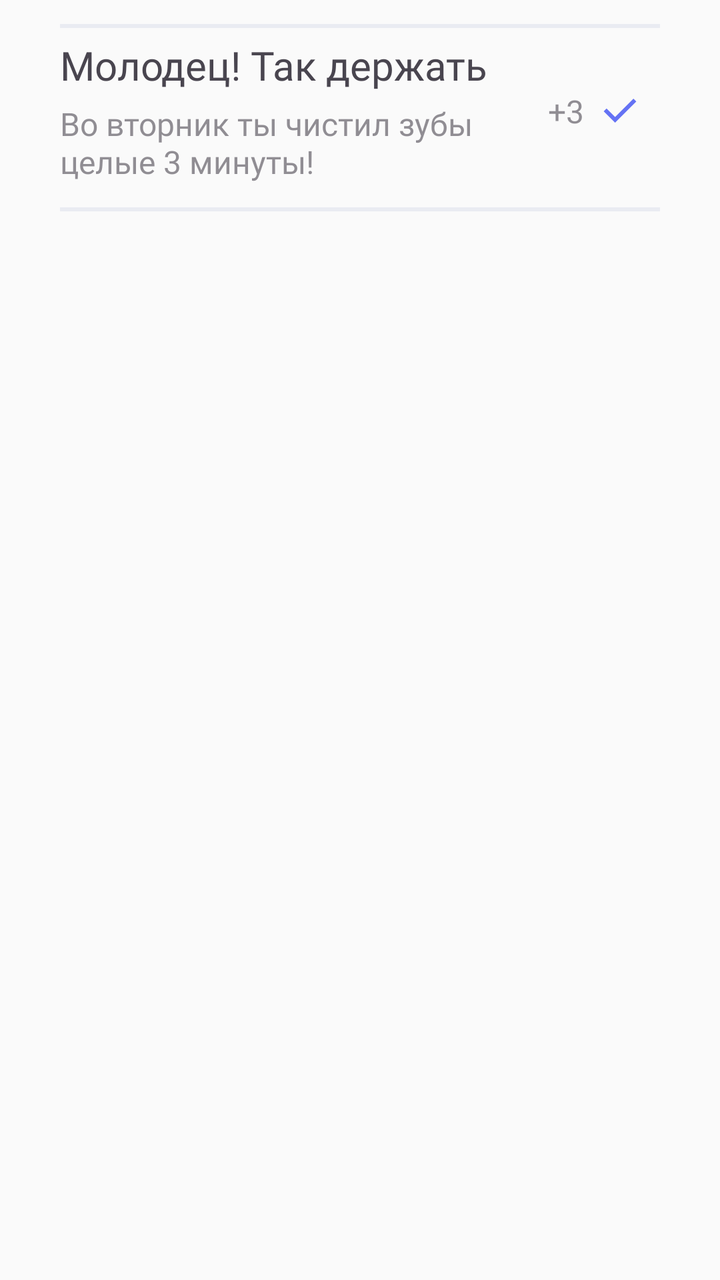
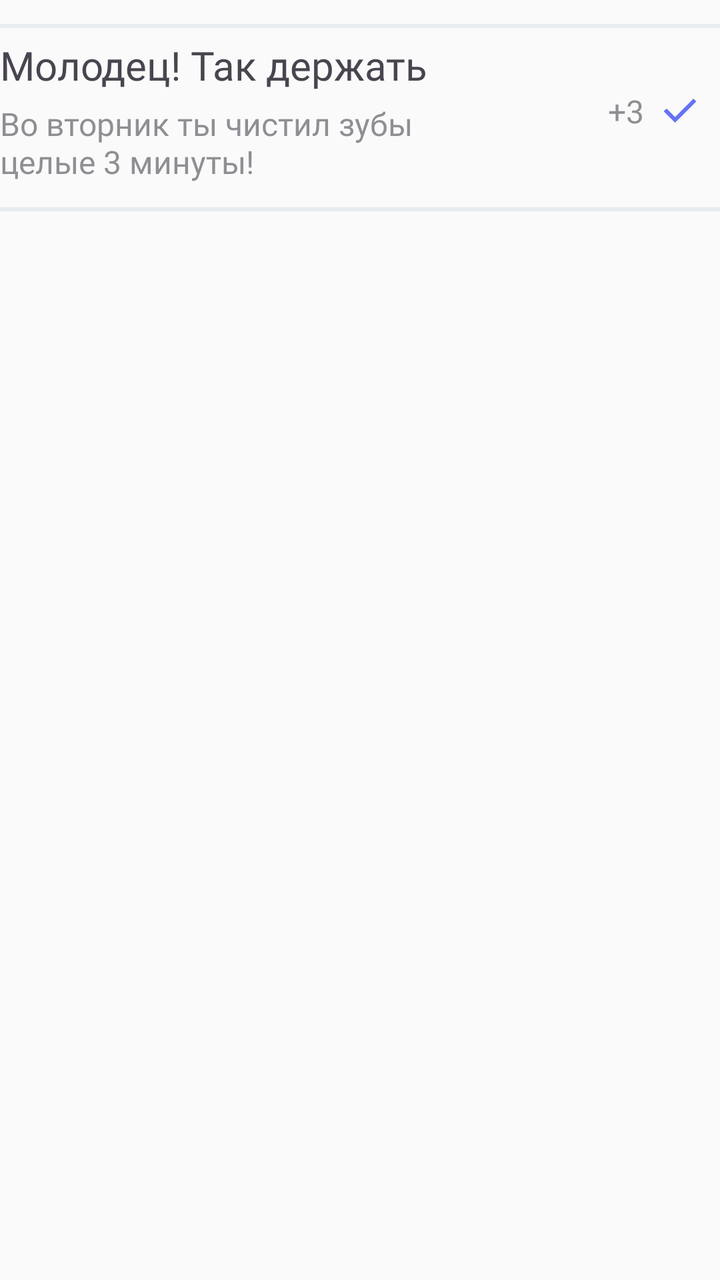

Two renders of the same Android screen: before a commit and after it. Below are the layout's source before the change and the commit's diff.
<!-- AndroidManifest.xml: application theme Theme.Usmeshka_Groovy -->
<!-- res/layout/achievement_fragment.xml -->
<?xml version="1.0" encoding="utf-8"?>
<androidx.constraintlayout.widget.ConstraintLayout xmlns:android="http://schemas.android.com/apk/res/android"
    android:layout_width="match_parent"
    android:layout_height="match_parent"
    xmlns:app="http://schemas.android.com/apk/res-auto">

    <androidx.constraintlayout.widget.Guideline
        android:id="@+id/guideline_end"
        android:layout_width="wrap_content"
        android:layout_height="wrap_content"
        android:orientation="vertical"
        app:layout_constraintGuide_end="30dp" />

    <androidx.constraintlayout.widget.Guideline
        android:id="@+id/guideline_start"
        android:layout_width="wrap_content"
        android:layout_height="wrap_content"
        android:orientation="vertical"
        app:layout_constraintGuide_begin="30dp" />

    <View
        android:id="@+id/line_1"
        android:layout_width="0dp"
        android:layout_height="2dp"
        android:layout_marginTop="12dp"
        android:background="@color/light_grey"
        app:layout_constraintEnd_toEndOf="@id/guideline_end"
        app:layout_constraintHorizontal_bias="1.0"
        app:layout_constraintStart_toStartOf="@id/guideline_start"
        app:layout_constraintTop_toTopOf="parent" />

    <TextView
        android:id="@+id/achievement_name"
        android:layout_width="0dp"
        android:layout_height="wrap_content"
        android:layout_marginVertical="5dp"
        android:fontFamily="@font/roboto_medium"
        android:text="Молодец! Так держать"
        android:textColor="@color/dark_grey"
        android:textSize="20sp"
        app:layout_constraintStart_toStartOf="@id/guideline_start"
        app:layout_constraintTop_toBottomOf="@id/line_1" />

    <TextView
        android:id="@+id/achievement"
        android:layout_width="0dp"
        android:layout_height="wrap_content"
        android:layout_marginVertical="5dp"
        android:fontFamily="@font/roboto_medium"
        android:text="Во вторник ты чистил зубы целые 3 минуты!"
        android:textSize="16sp"
        android:textColor="@color/dark_grey_opacity60"
        app:layout_constraintStart_toStartOf="@id/guideline_start"
        app:layout_constraintTop_toBottomOf="@id/achievement_name"
        app:layout_constraintWidth_percent="0.7"

        />

    <TextView
        android:id="@+id/count"
        android:layout_width="0dp"
        android:layout_height="wrap_content"
        android:layout_marginVertical="14dp"
        android:fontFamily="@font/roboto_medium"
        android:text="+3"
        android:textSize="16sp"
        android:layout_marginEnd="20dp"
        android:textColor="@color/dark_grey_opacity60"
        app:layout_constraintEnd_toStartOf="@id/guideline_end"
        app:layout_constraintTop_toTopOf="@id/achievement_name"
        app:layout_constraintBottom_toBottomOf="@+id/achievement"
        app:layout_constraintWidth_percent="0.1"
        />

    <ImageView
        android:layout_width="0dp"
        android:layout_height="wrap_content"
        android:src="@drawable/choise_indicator"
        android:layout_marginEnd="20dp"
        app:layout_constraintTop_toBottomOf="@id/achievement_name"
        app:layout_constraintStart_toEndOf="@id/count"
        app:layout_constraintEnd_toEndOf="@id/guideline_end"
        app:layout_constraintWidth_percent="0.1"
        app:layout_constraintTop_toTopOf="@id/achievement_name"
        app:layout_constraintBottom_toBottomOf="@+id/achievement"
        />

    <View
        android:id="@+id/line_2"
        android:layout_width="0dp"
        android:layout_height="2dp"
        android:layout_marginTop="12dp"
        android:background="@color/light_grey"
        app:layout_constraintEnd_toEndOf="@id/guideline_end"
        app:layout_constraintHorizontal_bias="1.0"
        app:layout_constraintStart_toStartOf="@id/guideline_start"
        app:layout_constraintTop_toBottomOf="@id/achievement"
/>



</androidx.constraintlayout.widget.ConstraintLayout>
<!-- resources referenced by this layout -->
<resources>
  <color name="dark_grey">#49454F</color>
  <color name="dark_grey_opacity60">#9949454F</color>
  <color name="light_grey">#E9EBF2</color>
  <!-- drawable choise_indicator (drawable) -->
  <vector xmlns:android="http://schemas.android.com/apk/res/android"
      android:width="24dp"
      android:height="24dp"
      android:viewportWidth="24"
      android:viewportHeight="24">
    <path
        android:pathData="M9.55,18L3.85,12.3L5.275,10.875L9.55,15.15L18.725,5.975L20.15,7.4L9.55,18Z"
        android:fillColor="#6472F4"/>
  </vector>
  <style name="Theme.Usmeshka_Groovy" parent="Theme.AppCompat.DayNight.NoActionBar" />
</resources>

<!-- the commit's change to res/layout/achievement_fragment.xml (unified diff, before → after) -->
@@ -1,22 +1,8 @@
 <?xml version="1.0" encoding="utf-8"?>
 <androidx.constraintlayout.widget.ConstraintLayout xmlns:android="http://schemas.android.com/apk/res/android"
+    xmlns:app="http://schemas.android.com/apk/res-auto"
     android:layout_width="match_parent"
-    android:layout_height="match_parent"
-    xmlns:app="http://schemas.android.com/apk/res-auto">
-
-    <androidx.constraintlayout.widget.Guideline
-        android:id="@+id/guideline_end"
-        android:layout_width="wrap_content"
-        android:layout_height="wrap_content"
-        android:orientation="vertical"
-        app:layout_constraintGuide_end="30dp" />
-
-    <androidx.constraintlayout.widget.Guideline
-        android:id="@+id/guideline_start"
-        android:layout_width="wrap_content"
-        android:layout_height="wrap_content"
-        android:orientation="vertical"
-        app:layout_constraintGuide_begin="30dp" />
+    android:layout_height="wrap_content">
 
     <View
         android:id="@+id/line_1"
@@ -24,9 +10,9 @@
         android:layout_height="2dp"
         android:layout_marginTop="12dp"
         android:background="@color/light_grey"
-        app:layout_constraintEnd_toEndOf="@id/guideline_end"
+        app:layout_constraintEnd_toEndOf="parent"
         app:layout_constraintHorizontal_bias="1.0"
-        app:layout_constraintStart_toStartOf="@id/guideline_start"
+        app:layout_constraintStart_toStartOf="parent"
         app:layout_constraintTop_toTopOf="parent" />
 
     <TextView
@@ -38,7 +24,7 @@
         android:text="Молодец! Так держать"
         android:textColor="@color/dark_grey"
         android:textSize="20sp"
-        app:layout_constraintStart_toStartOf="@id/guideline_start"
+        app:layout_constraintStart_toStartOf="parent"
         app:layout_constraintTop_toBottomOf="@id/line_1" />
 
     <TextView
@@ -48,9 +34,9 @@
         android:layout_marginVertical="5dp"
         android:fontFamily="@font/roboto_medium"
         android:text="Во вторник ты чистил зубы целые 3 минуты!"
+        android:textColor="@color/dark_grey_opacity60"
         android:textSize="16sp"
-        android:textColor="@color/dark_grey_opacity60"
-        app:layout_constraintStart_toStartOf="@id/guideline_start"
+        app:layout_constraintStart_toStartOf="parent"
         app:layout_constraintTop_toBottomOf="@id/achievement_name"
         app:layout_constraintWidth_percent="0.7"
 
@@ -61,29 +47,27 @@
         android:layout_width="0dp"
         android:layout_height="wrap_content"
         android:layout_marginVertical="14dp"
+        android:layout_marginEnd="20dp"
         android:fontFamily="@font/roboto_medium"
         android:text="+3"
+        android:textColor="@color/dark_grey_opacity60"
         android:textSize="16sp"
-        android:layout_marginEnd="20dp"
-        android:textColor="@color/dark_grey_opacity60"
-        app:layout_constraintEnd_toStartOf="@id/guideline_end"
+        app:layout_constraintBottom_toBottomOf="@+id/achievement"
+        app:layout_constraintEnd_toEndOf="parent"
         app:layout_constraintTop_toTopOf="@id/achievement_name"
-        app:layout_constraintBottom_toBottomOf="@+id/achievement"
-        app:layout_constraintWidth_percent="0.1"
-        />
+        app:layout_constraintWidth_percent="0.1" />
 
     <ImageView
         android:layout_width="0dp"
         android:layout_height="wrap_content"
+        android:layout_marginEnd="20dp"
         android:src="@drawable/choise_indicator"
-        android:layout_marginEnd="20dp"
+        app:layout_constraintBottom_toBottomOf="@+id/achievement"
+        app:layout_constraintEnd_toEndOf="parent"
+        app:layout_constraintStart_toEndOf="@id/count"
         app:layout_constraintTop_toBottomOf="@id/achievement_name"
-        app:layout_constraintStart_toEndOf="@id/count"
-        app:layout_constraintEnd_toEndOf="@id/guideline_end"
-        app:layout_constraintWidth_percent="0.1"
         app:layout_constraintTop_toTopOf="@id/achievement_name"
-        app:layout_constraintBottom_toBottomOf="@+id/achievement"
-        />
+        app:layout_constraintWidth_percent="0.1" />
 
     <View
         android:id="@+id/line_2"
@@ -91,12 +75,10 @@
         android:layout_height="2dp"
         android:layout_marginTop="12dp"
         android:background="@color/light_grey"
-        app:layout_constraintEnd_toEndOf="@id/guideline_end"
+        app:layout_constraintEnd_toEndOf="parent"
         app:layout_constraintHorizontal_bias="1.0"
-        app:layout_constraintStart_toStartOf="@id/guideline_start"
-        app:layout_constraintTop_toBottomOf="@id/achievement"
-/>
-
+        app:layout_constraintStart_toStartOf="parent"
+        app:layout_constraintTop_toBottomOf="@id/achievement" />
 
 
 </androidx.constraintlayout.widget.ConstraintLayout>
